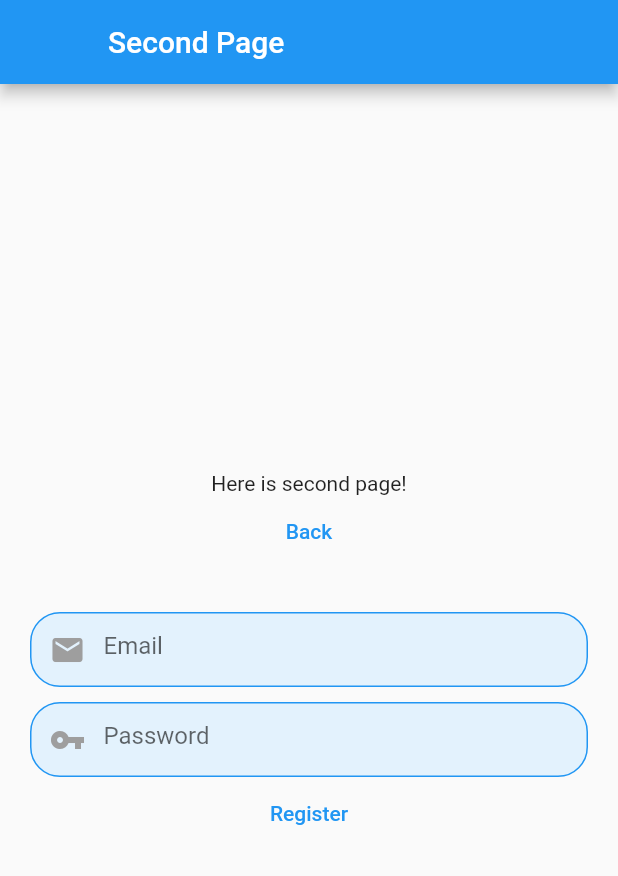
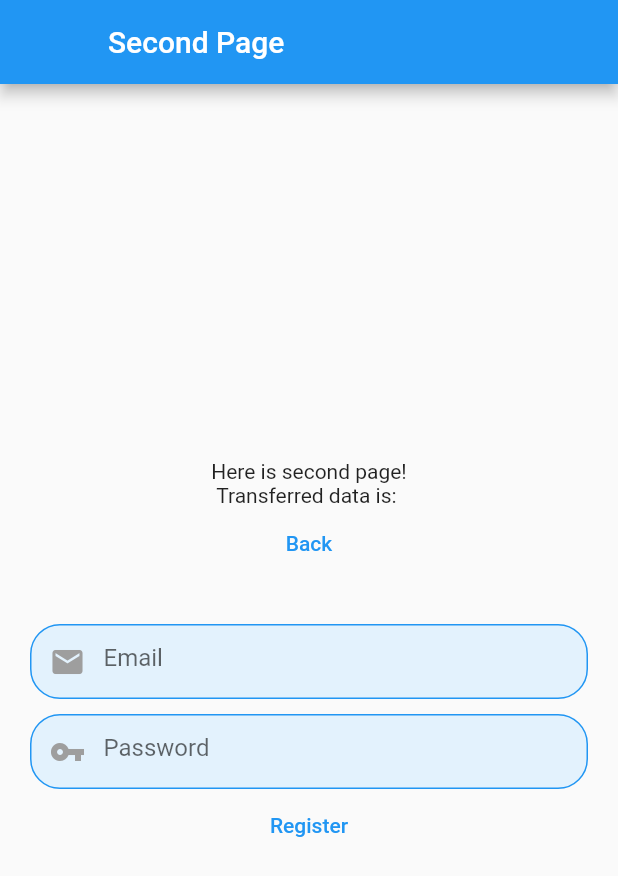
Before and after one commit to ilaydasavaser/key_sample, a Flutter app: the screen it shows after launch, after a tap on the "navigate next" icon, on a phone screen of 412 x 824 dp. Shown: the top 876 px of the screen. Run offline on Flutter 3.47's test engine with Material 2 defaults, Android fonts, the phone set to English and light mode, and no system bars.

Commit message:
app state provider

```diff
--- a/lib/main.dart
+++ b/lib/main.dart
@@ -2,14 +2,28 @@ import 'package:flutter/material.dart';
 import 'package:key_sample/helper/differentPrintHelper.dart';
 import 'package:key_sample/helper/printHelper.dart';
 import 'package:key_sample/helper/uniqueColorGenerator.dart';
+import 'package:key_sample/providers/appStateProvider.dart';
 import 'package:key_sample/views/secondPage.dart';
+import 'package:provider/provider.dart';
+import 'package:flutter/foundation.dart';
 
-void main() => runApp(
-      MaterialApp(
-        debugShowCheckedModeBanner: false,
-        home: PositionedTiles(),
+void main()
+
+{
+  runApp(
+      MultiProvider(
+        providers: [
+          ChangeNotifierProvider<AppStateProvider> (create: (context) => AppStateProvider()),
+        ],
+        child: MaterialApp(
+          debugShowCheckedModeBanner: false,
+          home: PositionedTiles(),
+        ),
       ),
     );
+
+}
+
 
 class PositionedTiles extends StatefulWidget {
   @override
@@ -31,10 +45,16 @@ class PositionedTilesState extends State<PositionedTiles> {
     ),
   ];
 
+late  AppStateProvider appStateProvider;
+
+
+
+
   @override
   Widget build(BuildContext context) {
-    double width = MediaQuery.of(context).size.width;
-    double height = MediaQuery.of(context).size.height;
+    // double width = MediaQuery.of(context).size.width;
+    // double height = MediaQuery.of(context).size.height;
+appStateProvider = Provider.of<AppStateProvider>(context);
 
     return SafeArea(
       child: Scaffold(
@@ -62,6 +82,18 @@ class PositionedTilesState extends State<PositionedTiles> {
               SizedBox(
                 height: 70,
               ),
+              Container(
+                height: 70,
+                width: 300,
+                child: TextFormField(
+                  controller: appStateProvider.getTextEditingController,
+
+                  // onChanged: (val) {
+                  //   print(val);
+                  //   appStateProvider.setText(val);
+                  // },
+                ),
+              ),
               Row(
                 mainAxisAlignment: MainAxisAlignment.center,
                 children: [
@@ -69,6 +101,7 @@ class PositionedTilesState extends State<PositionedTiles> {
                   IconButton(
                     onPressed: () {
                       print("Navigate To ...");
+                      print(appStateProvider.getTextEditingController.text);
 
                       Navigator.push(
                         context,
--- /dev/null
+++ b/lib/providers/appStateProvider.dart
@@ -0,0 +1,21 @@
+import 'package:flutter/material.dart';
+
+class AppStateProvider with ChangeNotifier {
+  late TextEditingController _textEditingController = TextEditingController();
+
+  TextEditingController get getTextEditingController => _textEditingController;
+
+  void setTextEditingController(TextEditingController textEditingController) {
+    _textEditingController = textEditingController;
+    notifyListeners();
+  }
+
+//   String _text = "";
+//   get getText => _text;
+
+// // void yazılsa güzel olur.
+//     setText(String text) {
+//     _text = text;
+//     notifyListeners();
+//   }
+}
--- a/lib/views/secondPage.dart
+++ b/lib/views/secondPage.dart
@@ -1,5 +1,7 @@
 import 'package:flutter/material.dart';
+import 'package:key_sample/providers/appStateProvider.dart';
 import 'package:key_sample/views/thirdPage.dart';
+import 'package:provider/provider.dart';
 
 class SecondPage extends StatefulWidget {
   const SecondPage({Key? key}) : super(key: key);
@@ -14,8 +16,12 @@ class _SecondPageState extends State<SecondPage> {
   String emailValidationMessage = "";
   String passwordValidationMessage = "";
 
+  late AppStateProvider appStateProvider;
+
   @override
   void initState() {
+    appStateProvider = Provider.of<AppStateProvider>(context, listen: false);
+
     super.initState();
   }
 
@@ -26,11 +32,14 @@ class _SecondPageState extends State<SecondPage> {
 
   @override
   Widget build(BuildContext context) {
+    appStateProvider = Provider.of(context);
+
     double width = MediaQuery.of(context).size.width;
-    double height = MediaQuery.of(context).size.height;
+    // double height = MediaQuery.of(context).size.height;
     return Scaffold(
       appBar: AppBar(
-        title: Text("Second Page"),
+         title: Text("Second Page" ),
+        // title: Text("Second Page"),
         leading: Container(),
       ),
       body: Container(
@@ -51,6 +60,7 @@ class _SecondPageState extends State<SecondPage> {
                     child: Column(
                       children: [
                         Text("Here is second page!"),
+                        Text("Transferred data is: " + appStateProvider.getTextEditingController.text),
                         TextButton(
                           onPressed: () {
                             Navigator.of(context)
--- a/lib/views/thirdPage.dart
+++ b/lib/views/thirdPage.dart
@@ -21,8 +21,8 @@ class _ThirdPageState extends State<ThirdPage> {
   @override
   Widget build(BuildContext context) {
 
-     double width = MediaQuery.of(context).size.width;
-    double height = MediaQuery.of(context).size.height;
+    //  double width = MediaQuery.of(context).size.width;
+    // double height = MediaQuery.of(context).size.height;
     return Scaffold(
       appBar: AppBar(
         title: Text("Third Page"),
--- a/pubspec.yaml
+++ b/pubspec.yaml
@@ -28,6 +28,7 @@ dependencies:
   # The following adds the Cupertino Icons font to your application.
   # Use with the CupertinoIcons class for iOS style icons.
   cupertino_icons: ^1.0.2
+  provider: ^5.0.0
 
 dev_dependencies:
   flutter_test:
```
Also changed, not shown: lib/widgets/textFormFields/customTextFormField.dart (added, +70 -0 lines), pubspec.lock, 1 other file.
